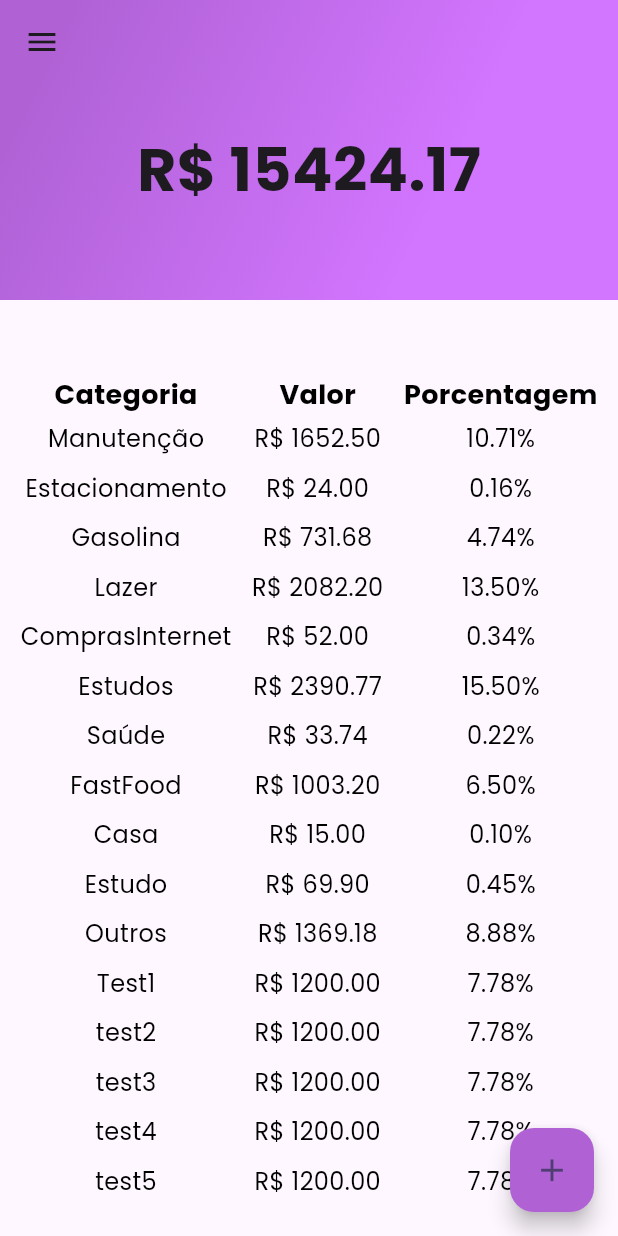
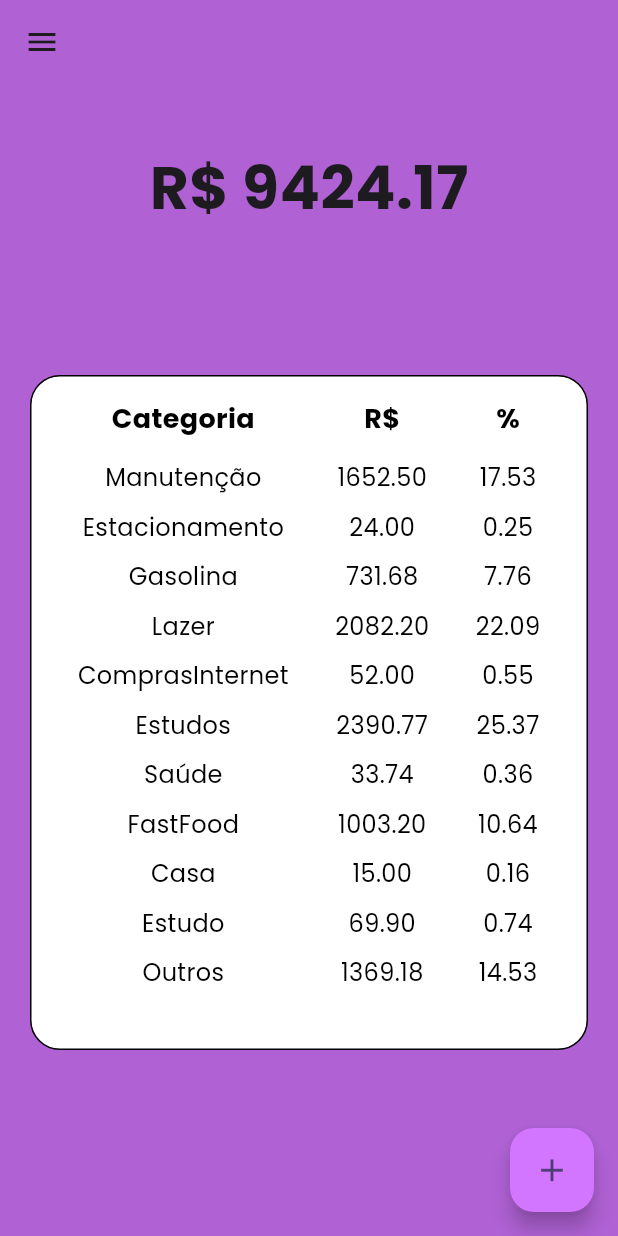
Before and after one commit to Pedro-Balestra/Simplest_Front, a Flutter app: the screen it shows after launch, on a phone screen of 412 x 824 dp. Run offline on Flutter 3.47's test engine with Material 2 defaults, Android fonts, the phone set to English and light mode, and no system bars; our stand-ins replace file_picker, firebase_auth, firebase_core, google_fonts, lottie; accounts and stored records are empty.

Commit message:
feat: Finalizando tela home

```diff
--- a/lib/model/dados.dart
+++ b/lib/model/dados.dart
@@ -303,44 +303,4 @@ List<Map<String, dynamic>> dados = [
     "Categoria": "Outros",
     "Produto": "Sushi",
   },
-  {
-    "Data": "29/jul",
-    "Empresa": "Iwata Sushi",
-    "Valor": 1200.0,
-    "Parcelas": "0",
-    "Categoria": "Test1",
-    "Produto": "Sushi",
-  },
-  {
-    "Data": "29/jul",
-    "Empresa": "Iwata Sushi",
-    "Valor": 1200.0,
-    "Parcelas": "0",
-    "Categoria": "test2",
-    "Produto": "Sushi",
-  },
-  {
-    "Data": "29/jul",
-    "Empresa": "Iwata Sushi",
-    "Valor": 1200.0,
-    "Parcelas": "0",
-    "Categoria": "test3",
-    "Produto": "Sushi",
-  },
-  {
-    "Data": "29/jul",
-    "Empresa": "Iwata Sushi",
-    "Valor": 1200.0,
-    "Parcelas": "0",
-    "Categoria": "test4",
-    "Produto": "Sushi",
-  },
-  {
-    "Data": "29/jul",
-    "Empresa": "Iwata Sushi",
-    "Valor": 1200.0,
-    "Parcelas": "0",
-    "Categoria": "test5",
-    "Produto": "Sushi",
-  },
 ];
--- a/lib/screens/home/extrato/extrato.dart
+++ b/lib/screens/home/extrato/extrato.dart
@@ -5,7 +5,7 @@ import 'package:simples_front_end/utils/appColors.dart';
 import '../../../model/dados.dart';
 
 class Extrato extends StatefulWidget {
-  const Extrato({super.key});
+  const Extrato({Key? key}) : super(key: key);
 
   @override
   State<Extrato> createState() => _ExtratoState();
@@ -13,6 +13,7 @@ class Extrato extends StatefulWidget {
 
 class _ExtratoState extends State<Extrato> {
   double total = 0.0;
+
   void calculaTotal() {
     for (var dado in dados) {
       double valor = dado["Valor"];
@@ -59,18 +60,34 @@ class _ExtratoState extends State<Extrato> {
               child: CircularProgressIndicator(),
             ),
           )
-        : Container(
-            constraints:
-                BoxConstraints(maxHeight: MediaQuery.of(context).size.height),
+        : Expanded(
+            child: Container(
+              color: AppColors.primaryColor, // Cor de fundo da tela
+
+              child: SingleChildScrollView(
+                child: Padding(
+                  padding: const EdgeInsets.only(
+                    left: 20,
+                    right: 20,
+                  ),
+                  child: Container(
+                    height: 450,
+                    decoration: BoxDecoration(
+                      borderRadius: BorderRadius.circular(20),
+                      border: Border.all(color: Colors.black),
+                      color: Colors.white, // Cor do container branco
+                    ),
+                    constraints: BoxConstraints(
+                      maxHeight: MediaQuery.of(context).size.height,
+                    ),
                     child: SingleChildScrollView(
                       physics: const ScrollPhysics(),
-              child: Stack(
-                alignment: Alignment.center,
-                children: [
-                  Column(
+                      child: Column(
                         children: [
                           Padding(
-                        padding: const EdgeInsets.symmetric(vertical: 50.0),
+                            padding: const EdgeInsets.symmetric(
+                              vertical: 15.0,
+                            ),
                             child: Row(
                               mainAxisAlignment: MainAxisAlignment.spaceEvenly,
                               crossAxisAlignment: CrossAxisAlignment.center,
@@ -83,8 +100,10 @@ class _ExtratoState extends State<Extrato> {
                           ),
                           // Lista dinâmica das categorias, valores e porcentagens
                         ],
-                  )
-                ],
+                      ),
+                    ),
+                  ),
+                ),
               ),
             ),
           );
@@ -100,6 +119,9 @@ class _ExtratoState extends State<Extrato> {
             color: AppColors.buttonText,
             fontWeight: FontWeight.bold,
           ),
+        ),
+        const SizedBox(
+          height: 10,
         ),
         for (var categoria in categoryTotals.keys)
           Padding(
@@ -120,18 +142,21 @@ class _ExtratoState extends State<Extrato> {
     return Column(
       children: [
         Text(
-          "Valor",
+          "R\$",
           style: GoogleFonts.poppins(
             fontSize: 18,
             color: AppColors.buttonText,
             fontWeight: FontWeight.bold,
           ),
         ),
+        const SizedBox(
+          height: 10,
+        ),
         for (var categoria in categoryTotals.keys)
           Padding(
             padding: const EdgeInsets.symmetric(vertical: 5.0),
             child: Text(
-              "R\$ ${categoryTotals[categoria]!.toStringAsFixed(2)}",
+              categoryTotals[categoria]!.toStringAsFixed(2),
               style: GoogleFonts.poppins(
                 fontSize: 16,
                 color: AppColors.buttonText,
@@ -146,18 +171,22 @@ class _ExtratoState extends State<Extrato> {
     return Column(
       children: [
         Text(
-          "Porcentagem",
+          "%",
           style: GoogleFonts.poppins(
             fontSize: 18,
             color: AppColors.buttonText,
             fontWeight: FontWeight.bold,
           ),
         ),
+        const SizedBox(
+          height: 10,
+        ),
         for (var categoria in categoryTotals.keys)
           Padding(
             padding: const EdgeInsets.symmetric(vertical: 5.0),
             child: Text(
-              "${calculaPercentual(categoryTotals[categoria]!, total).toStringAsFixed(2)}%",
+              calculaPercentual(categoryTotals[categoria]!, total)
+                  .toStringAsFixed(2),
               style: GoogleFonts.poppins(
                 fontSize: 16,
                 color: AppColors.buttonText,
--- a/lib/screens/home/home.dart
+++ b/lib/screens/home/home.dart
@@ -43,7 +43,7 @@ class _HomeState extends State<Home> {
           );
           print(result);
         },
-        backgroundColor: AppColors.primaryColor,
+        backgroundColor: AppColors.secondaryColor,
         child: const Icon(Icons.add, size: 25),
       ),
       extendBodyBehindAppBar: true,
@@ -56,18 +56,13 @@ class _HomeState extends State<Home> {
         children: [
           Container(
             width: double.infinity,
-            height: 200,
-            decoration: BoxDecoration(
-              gradient: backgroundApp(),
-            ),
+            height: 250,
+            color: AppColors.primaryColor,
             child: Center(
-              child: Padding(
-                padding: const EdgeInsets.only(top: 25.0),
-                child: Text(
-                  "R\$ ${total.toStringAsFixed(2)}",
-                  style: GoogleFonts.poppins(
-                      fontSize: 40, fontWeight: FontWeight.bold),
-                ),
+              child: Text(
+                "R\$ ${total.toStringAsFixed(2)}",
+                style: GoogleFonts.poppins(
+                    fontSize: 40, fontWeight: FontWeight.bold),
               ),
             ),
           ),
--- a/lib/screens/home/menu_drawer/drawer.dart
+++ b/lib/screens/home/menu_drawer/drawer.dart
@@ -11,9 +11,7 @@ Widget menuDrawer(context) {
         Container(
           width: double.infinity,
           height: 250,
-          decoration: BoxDecoration(
-            gradient: backgroundApp(),
-          ),
+          color: AppColors.primaryColor,
           child: Center(
             child: Column(
               children: [
```
Lines whose indentation alone changed are shown as unchanged.
